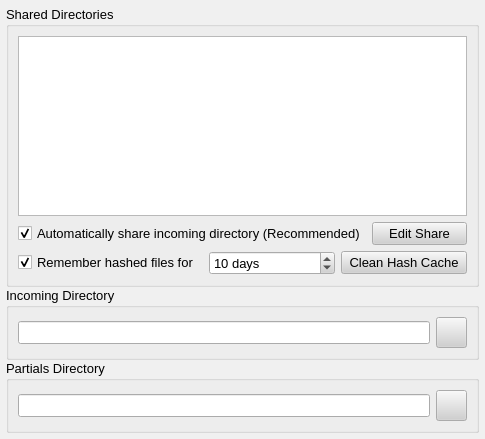
Above: retroshare-gui/src/gui/settings/DirectoriesPage.ui from RetroShare/RetroShare before the change. Below: the same form after it.
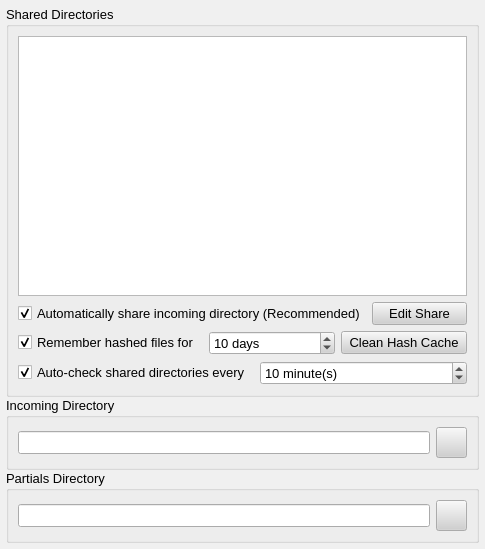
That is the form after the change. Icons and pictures are not drawn.

Commit message: added a checkbox in settings for tuning auto-check of shared directories

```diff
--- a/retroshare-gui/src/gui/settings/DirectoriesPage.ui
+++ b/retroshare-gui/src/gui/settings/DirectoriesPage.ui
@@ -7,7 +7,7 @@
     <x>0</x>
     <y>0</y>
     <width>485</width>
-    <height>439</height>
+    <height>549</height>
    </rect>
   </property>
   <property name="sizePolicy">
@@ -684,6 +684,36 @@
         </item>
        </layout>
       </item>
+      <item>
+       <layout class="QHBoxLayout" name="horizontalLayout_3">
+        <item>
+         <widget class="QCheckBox" name="autoCheckDirectories_CB">
+          <property name="text">
+           <string>Auto-check shared directories every </string>
+          </property>
+          <property name="checked">
+           <bool>true</bool>
+          </property>
+         </widget>
+        </item>
+        <item>
+         <widget class="QSpinBox" name="autoCheckDirectoriesDelay_SB">
+          <property name="suffix">
+           <string> minute(s)</string>
+          </property>
+          <property name="minimum">
+           <number>1</number>
+          </property>
+          <property name="maximum">
+           <number>5000</number>
+          </property>
+          <property name="value">
+           <number>10</number>
+          </property>
+         </widget>
+        </item>
+       </layout>
+      </item>
      </layout>
     </widget>
    </item>
```
The commit also changes 9 other files.
